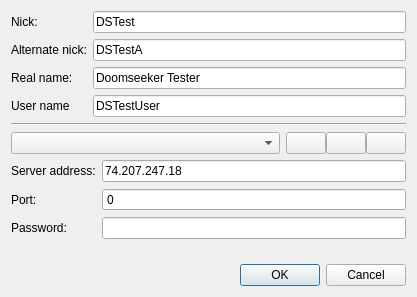
First picture: the form in src/core/gui/irc/ircnetworkselectionbox.ui, repository PROPHESSOR/DDCLauncher, before the edit.
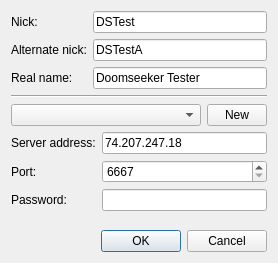
Second picture: the form after the edit. Icons and pictures are not drawn.

The edit to the form file:
```diff
--- a/src/core/gui/irc/ircnetworkselectionbox.ui
+++ b/src/core/gui/irc/ircnetworkselectionbox.ui
@@ -6,8 +6,8 @@
    <rect>
     <x>0</x>
     <y>0</y>
-    <width>417</width>
-    <height>297</height>
+    <width>278</width>
+    <height>263</height>
    </rect>
   </property>
   <property name="windowTitle">
@@ -61,23 +61,6 @@
        </property>
       </widget>
      </item>
-     <item row="3" column="0">
-      <widget class="QLabel" name="label_7">
-       <property name="text">
-        <string>User name</string>
-       </property>
-      </widget>
-     </item>
-     <item row="3" column="1">
-      <widget class="QLineEdit" name="leUserName">
-       <property name="toolTip">
-        <string>Sent to the IRC network during login. If not specified, defaults to nick.</string>
-       </property>
-       <property name="text">
-        <string>DSTestUser</string>
-       </property>
-      </widget>
-     </item>
     </layout>
    </item>
    <item>
@@ -92,7 +75,7 @@
      <item>
       <widget class="QComboBox" name="cboNetwork">
        <property name="sizePolicy">
-        <sizepolicy hsizetype="MinimumExpanding" vsizetype="Fixed">
+        <sizepolicy hsizetype="Preferred" vsizetype="Fixed">
          <horstretch>0</horstretch>
          <verstretch>0</verstretch>
         </sizepolicy>
@@ -100,62 +83,23 @@
       </widget>
      </item>
      <item>
-      <layout class="QHBoxLayout" name="horizontalLayout_2">
-       <property name="spacing">
-        <number>0</number>
+      <widget class="QPushButton" name="btnNewNetwork">
+       <property name="sizePolicy">
+        <sizepolicy hsizetype="Maximum" vsizetype="Fixed">
+         <horstretch>0</horstretch>
+         <verstretch>0</verstretch>
+        </sizepolicy>
        </property>
-       <item>
-        <widget class="QPushButton" name="btnNewNetwork">
-         <property name="sizePolicy">
-          <sizepolicy hsizetype="Maximum" vsizetype="Fixed">
-           <horstretch>0</horstretch>
-           <verstretch>0</verstretch>
-          </sizepolicy>
-         </property>
-         <property name="toolTip">
-          <string>Add network</string>
-         </property>
-         <property name="icon">
-          <iconset resource="../../../../media/resources.qrc">
-           <normaloff>:/icons/plus.png</normaloff>:/icons/plus.png</iconset>
-         </property>
-        </widget>
-       </item>
-       <item>
-        <widget class="QPushButton" name="btnEdit">
-         <property name="sizePolicy">
-          <sizepolicy hsizetype="Maximum" vsizetype="Fixed">
-           <horstretch>0</horstretch>
-           <verstretch>0</verstretch>
-          </sizepolicy>
-         </property>
-         <property name="toolTip">
-          <string>Edit network</string>
-         </property>
-         <property name="icon">
-          <iconset resource="../../../../media/resources.qrc">
-           <normaloff>:/icons/pencil.png</normaloff>:/icons/pencil.png</iconset>
-         </property>
-        </widget>
-       </item>
-       <item>
-        <widget class="QPushButton" name="btnRemove">
-         <property name="sizePolicy">
-          <sizepolicy hsizetype="Maximum" vsizetype="Fixed">
-           <horstretch>0</horstretch>
-           <verstretch>0</verstretch>
-          </sizepolicy>
-         </property>
-         <property name="toolTip">
-          <string>Remove network</string>
-         </property>
-         <property name="icon">
-          <iconset resource="../../../../media/resources.qrc">
-           <normaloff>:/icons/x.png</normaloff>:/icons/x.png</iconset>
-         </property>
-        </widget>
-       </item>
-      </layout>
+       <property name="maximumSize">
+        <size>
+         <width>60</width>
+         <height>16777215</height>
+        </size>
+       </property>
+       <property name="text">
+        <string>New</string>
+       </property>
+      </widget>
      </item>
     </layout>
    </item>
@@ -176,9 +120,6 @@
        <property name="text">
         <string>74.207.247.18</string>
        </property>
-       <property name="readOnly">
-        <bool>true</bool>
-       </property>
       </widget>
      </item>
      <item row="1" column="0">
@@ -190,14 +131,8 @@
      </item>
      <item row="1" column="1">
       <widget class="QSpinBox" name="spinPort">
-       <property name="readOnly">
-        <bool>true</bool>
-       </property>
-       <property name="buttonSymbols">
-        <enum>QAbstractSpinBox::NoButtons</enum>
-       </property>
        <property name="minimum">
-        <number>0</number>
+        <number>6667</number>
        </property>
        <property name="maximum">
         <number>65535</number>
```
Left out of the diff: 63 changed lines with no effect on the pictures.
